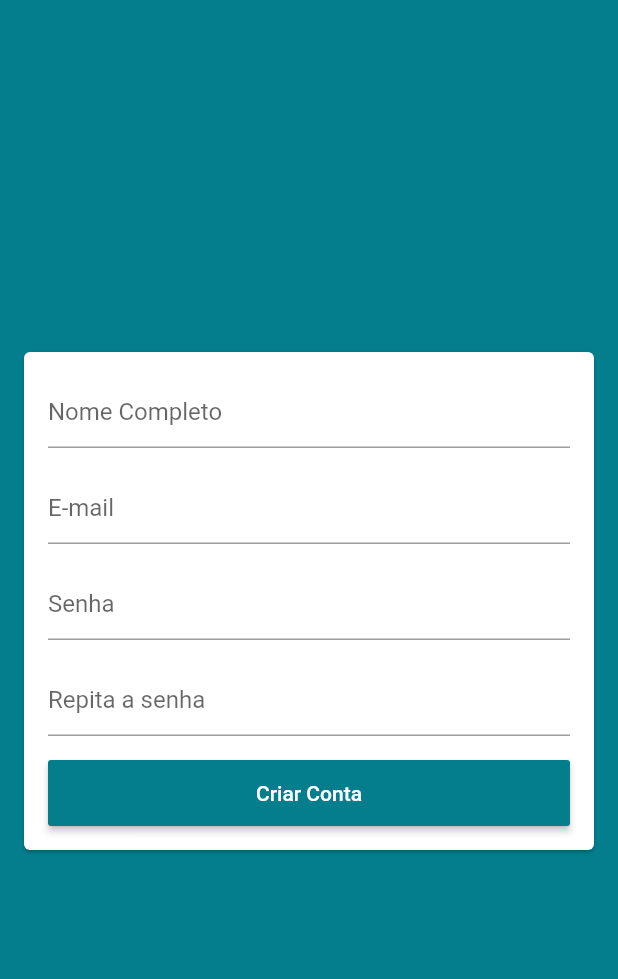
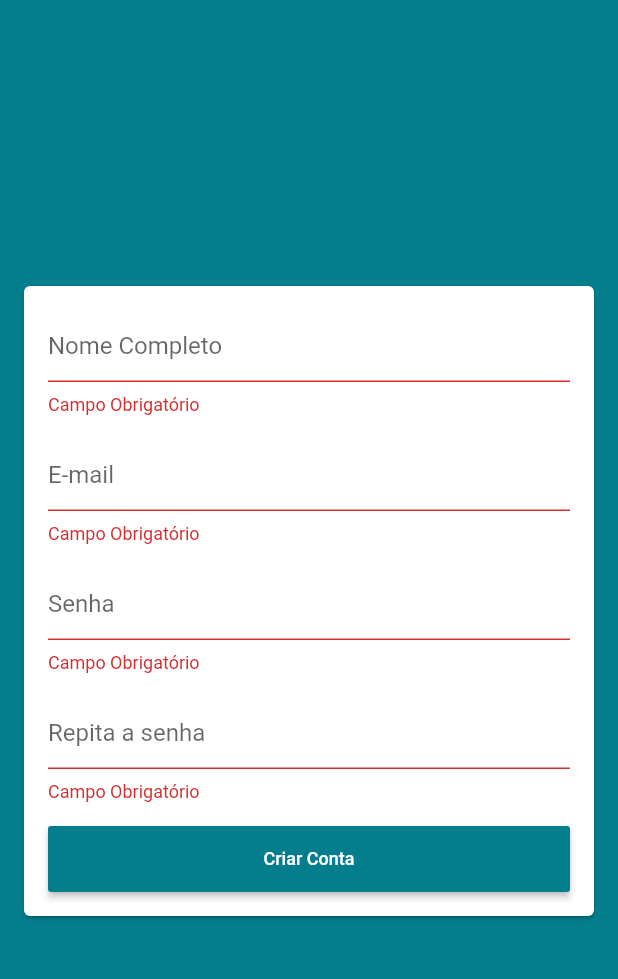
Before and after one commit to Jonathas-bonfim/supermercado_virtual_mobile, a Flutter app: the SingUpScreen screen opened by its route, after a tap on "Criar Conta", on a phone screen of 412 x 824 dp, the part 59-1038 px from its top. Run offline on Flutter 3.47's test engine with Material 2 defaults, Android fonts, the phone set to English and light mode, and no system bars; our stand-ins replace cloud_firestore, firebase_auth; accounts and stored records are empty.

Commit message:
criar_user_validacao

```diff
--- a/lib/screens/singup/singup_screen.dart
+++ b/lib/screens/singup/singup_screen.dart
@@ -1,6 +1,9 @@
 import 'package:flutter/material.dart';
+import 'package:supermercado_virtual/helpers/validators.dart';
 
 class SingUpScreen extends StatelessWidget {
+  final GlobalKey<FormState> formKey = GlobalKey<FormState>();
+
   @override
   Widget build(BuildContext context) {
     return Scaffold(
@@ -11,47 +14,86 @@ class SingUpScreen extends StatelessWidget {
       body: Center(
         child: Card(
           margin: const EdgeInsets.symmetric(horizontal: 16),
+          child: Form(
+            key: formKey,
             child: ListView(
               padding: const EdgeInsets.all(16),
               shrinkWrap: true,
               children: <Widget>[
                 TextFormField(
                   decoration: const InputDecoration(hintText: 'Nome Completo'),
+                  validator: (name) {
+                    if (name.isEmpty)
+                      return "Campo Obrigatório";
+                    //trim apaga os espaços no início e no final, split quebra o texto fazendo uma lista onde são gerados a partir do caractere definido no split (espaço no caso)
+                    else if (name.trim().split(' ').length <= 1)
+                      return "Preencha seu nome completo";
+                  },
                 ),
                 const SizedBox(
                   height: 16,
                 ),
                 TextFormField(
                   decoration: const InputDecoration(hintText: 'E-mail'),
+                  keyboardType: TextInputType.emailAddress,
+                  autocorrect: false,
+                  validator: (email) {
+                    if (email.isEmpty)
+                      return 'Campo Obrigatório';
+                    else if (!emailValid(email)) return 'E-mail inválido';
+                    return null;
+                  },
                 ),
                 const SizedBox(
                   height: 16,
                 ),
                 TextFormField(
                   decoration: const InputDecoration(hintText: 'Senha'),
+                  obscureText: true,
+                  validator: (pass) {
+                    if (pass.isEmpty)
+                      return "Campo Obrigatório";
+                    else if (pass.length < 6) return "Senha muito Curta";
+                  },
                 ),
                 const SizedBox(
                   height: 16,
                 ),
                 TextFormField(
                   decoration: const InputDecoration(hintText: 'Repita a senha'),
+                  obscureText: true,
+                  validator: (pass) {
+                    if (pass.isEmpty)
+                      return "Campo Obrigatório";
+                    else if (pass.length < 6) return "Senha muito Curta";
+                  },
                 ),
                 const SizedBox(
-                height: 16,),
+                  height: 16,
+                ),
                 SizedBox(
                   height: 44,
                   child: RaisedButton(
                     color: Theme.of(context).primaryColor,
-                  disabledColor: Theme.of(context).primaryColor.withAlpha(100),
+                    disabledColor:
+                        Theme.of(context).primaryColor.withAlpha(100),
                     textColor: Colors.white,
-                  onPressed: () {},
-                  child: const Text('Criar Conta'),
+                    onPressed: () {
+                      formKey.currentState.validate();
+                    },
+                    child: const Text(
+                      'Criar Conta',
+                      style: TextStyle(
+                        fontSize: 12,
+                      ),
+                    ),
                   ),
                 )
               ],
             ),
           ),
         ),
+      ),
     );
   }
 }
```
Also changed, not shown: lib/screens/login/login_screen.dart (+5 -4 lines). Lines whose indentation alone changed are shown as unchanged.
